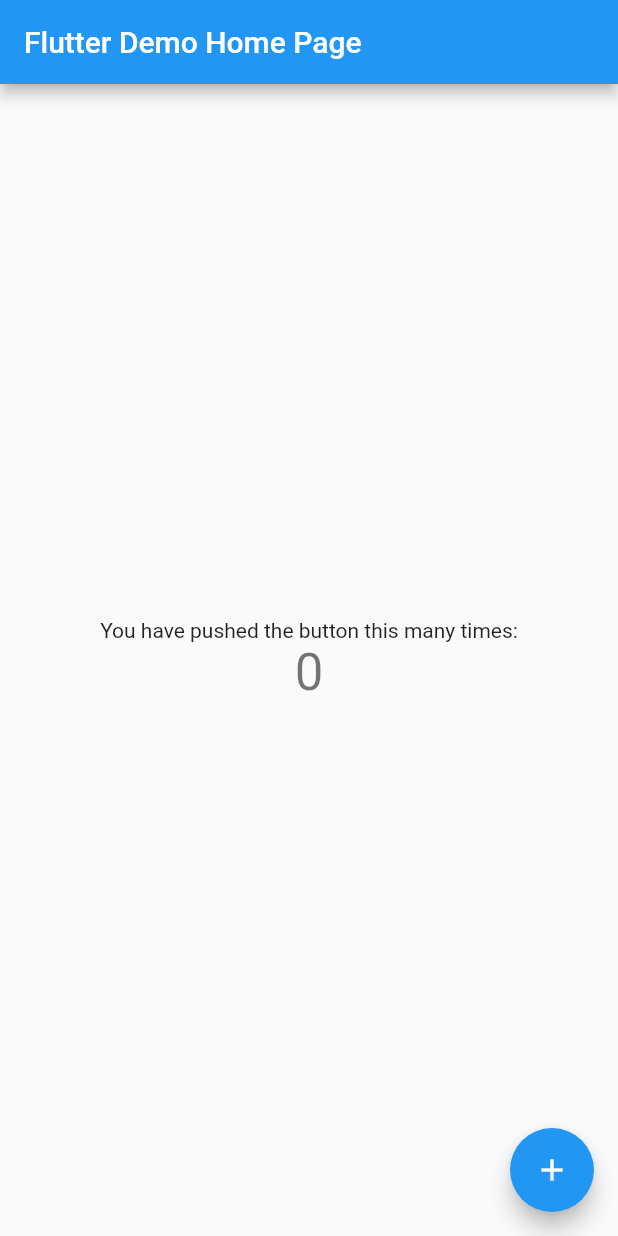
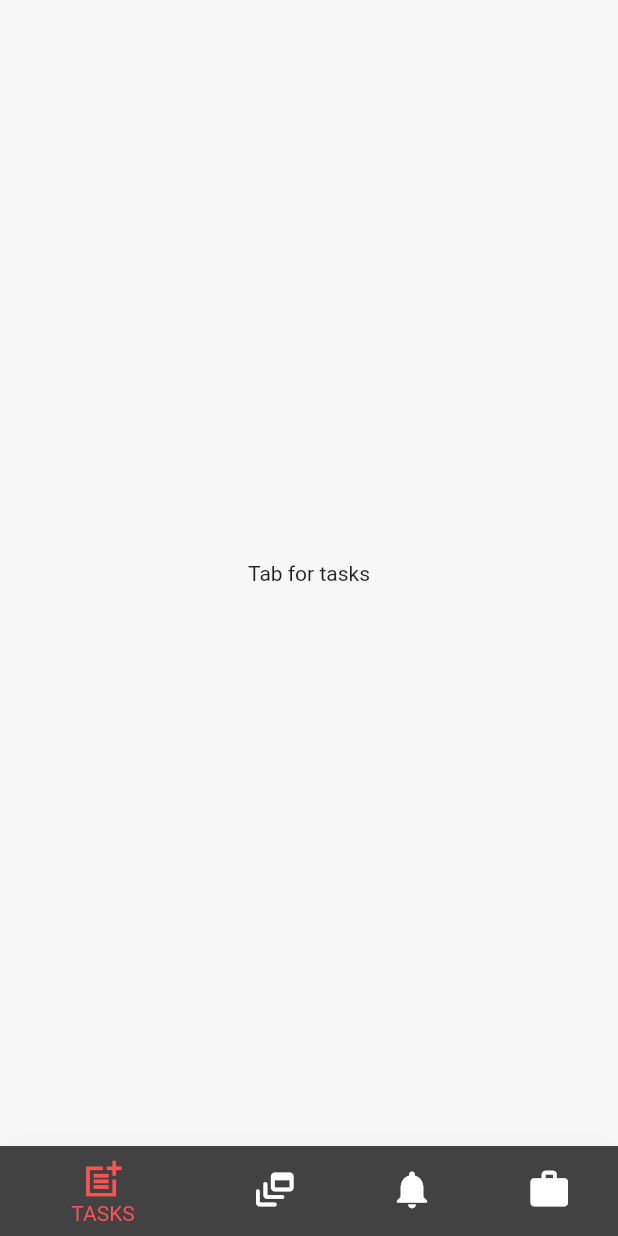
Before and after one commit to sherautcarsh/Recordatorio, a Flutter app: the screen it shows after launch, on a phone screen of 412 x 824 dp. Run offline on Flutter 3.47's test engine with Material 2 defaults, Android fonts, the phone set to English and light mode, and no system bars.

Commit message:
Interface developed

```diff
--- /dev/null
+++ b/lib/info_page.dart
@@ -0,0 +1,70 @@
+import 'package:flutter/material.dart';
+
+class Tasks extends StatefulWidget {
+  @override
+  _TasksState createState() => _TasksState();
+}
+class _TasksState extends State<Tasks> {
+  int currentindex = 0;
+  final PageController _pageController = PageController();
+  @override
+  Widget build(BuildContext context) {
+    return MaterialApp(
+      home: Scaffold(
+        body: PageView(
+          controller: _pageController,
+          children: [
+            Center(child: Text("Tab for tasks")),
+            Center(child: Text("Tab for feed")),
+            Center(child: Text("Tab for notifications")),
+            Center(child: Text("Tab for posts")),
+          ],
+          onPageChanged: (int index) {
+            setState(() {
+              currentindex = index;
+            });
+          },
+        ),
+        bottomNavigationBar: BottomNavigationBar(
+          currentIndex: currentindex,
+          type: BottomNavigationBarType.shifting,
+          iconSize: 30,
+          elevation: 100000.0,
+          unselectedItemColor: Colors.white,
+          selectedItemColor: Colors.redAccent,
+          items: [
+            BottomNavigationBarItem(
+              icon: Icon(Icons.post_add_sharp),
+              title: Text("TASKS"),
+              backgroundColor: Colors.grey[800],
+            ),
+
+            BottomNavigationBarItem(
+              icon: Icon(Icons.dynamic_feed_rounded),
+              title: Text("FEED"),
+              backgroundColor: Colors.grey[800],
+            ),
+
+            BottomNavigationBarItem(
+              icon: Icon(Icons.notifications),
+              title: Text("NOTIFICATIONS"),
+              backgroundColor: Colors.grey[800],
+            ),
+
+            BottomNavigationBarItem(
+              icon: Icon(Icons.work_outlined),
+              title: Text("POSTS"),
+              backgroundColor: Colors.grey[800],
+            ),
+          ],
+          onTap: (index) {
+            setState(() {
+              currentindex = index;
+            });
+            _pageController.jumpToPage(index);
+          },
+        ),
+      ),
+    );
+  }
+}
--- a/lib/main.dart
+++ b/lib/main.dart
@@ -1,9 +1,10 @@
 import 'package:flutter/material.dart';
-
+import 'package:recordatorio/info_page.dart';
 void main() {
-  runApp(MyApp());
+  runApp(Tasks());
 }
 
+/*
 class MyApp extends StatelessWidget {
   // This widget is the root of your application.
   @override
@@ -115,3 +116,4 @@ class _MyHomePageState extends State<MyHomePage> {
     );
   }
 }
+*/
```
Also changed, not shown: 1 other file.
